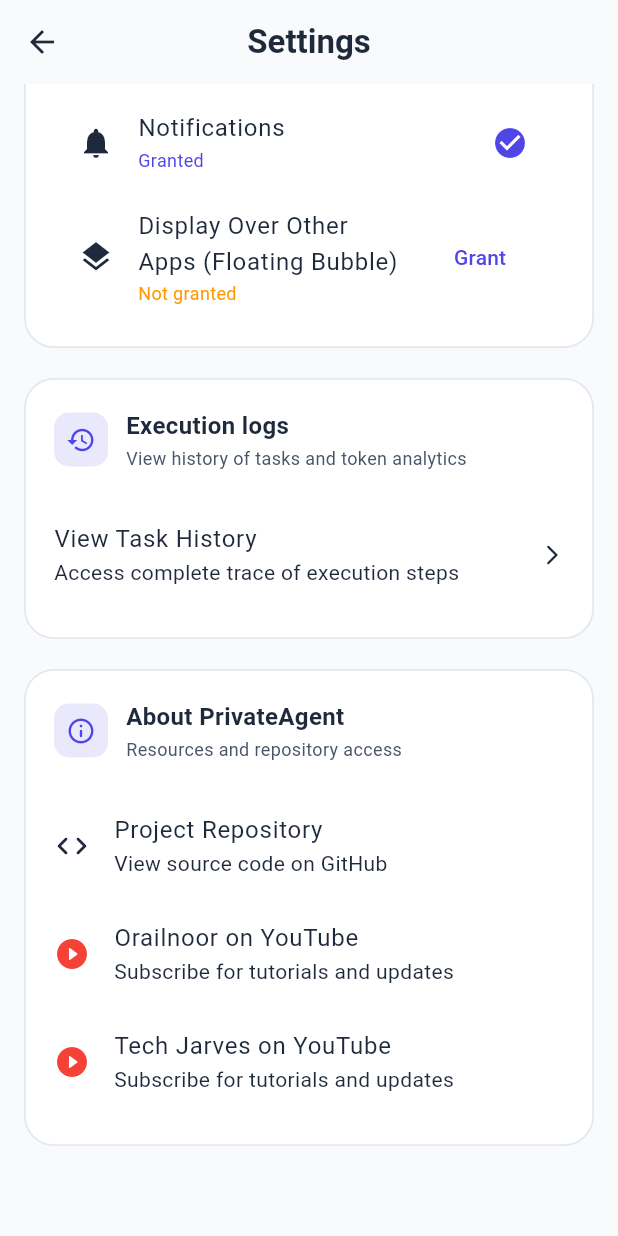
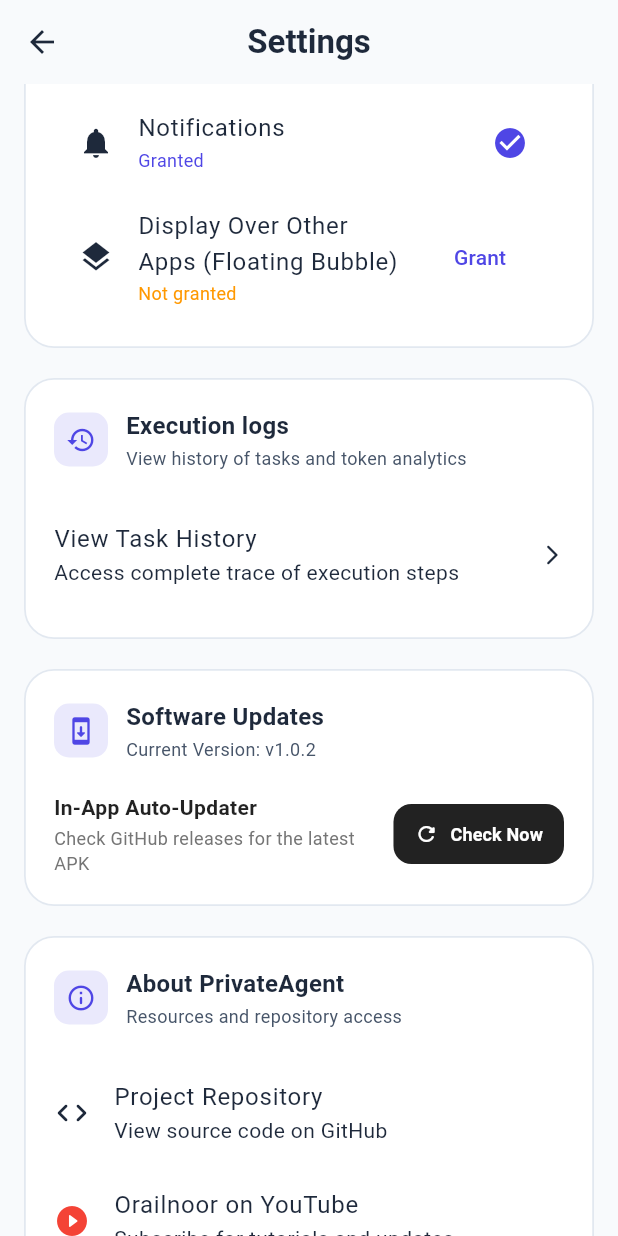
Before and after one commit to hebimind-boop/private-agent-pro, a Flutter app: the SettingsScreen screen opened directly with empty values, scrolled down 2286 dp, on a phone screen of 412 x 824 dp. Run offline on Flutter 3.47's test engine with Material 3 defaults, Android fonts, the phone set to English and light mode, and no system bars; our stand-ins replace file_picker, flutter_contacts, flutter_local_notifications, flutter_markdown, flutter_tts, image_picker and 6 more; missing offline and left inert: android_intent_plus, installed_apps, screen_brightness, shizuku_api, volume_controller; accounts and stored records are empty.

Commit message:
feat: add in-app auto updater and fix SYSTEM_ALERT_WINDOW overlay permissions

```diff
--- a/lib/screens/home_screen.dart
+++ b/lib/screens/home_screen.dart
@@ -17,6 +17,7 @@ import '../services/telegram_service.dart';
 import '../services/chat_history_service.dart';
 import '../services/notification_service.dart';
 import '../services/artifact_service.dart';
+import '../services/update_service.dart';
 import 'settings_screen.dart';
 import 'task_history_screen.dart';
 import 'artifacts_screen.dart';
@@ -83,6 +84,10 @@ class _HomeScreenState extends State<HomeScreen> with WidgetsBindingObserver {
 
     if (mounted) {
       setState(() {});
+      // Silently check for app updates in background
+      WidgetsBinding.instance.addPostFrameCallback((_) {
+        UpdateService.checkSilently(context);
+      });
     }
   }
 
--- a/lib/screens/settings_screen.dart
+++ b/lib/screens/settings_screen.dart
@@ -7,6 +7,7 @@ import '../services/shizuku_service.dart';
 import '../services/screen_automation_service.dart';
 import '../services/telegram_service.dart';
 import 'task_history_screen.dart';
+import '../services/update_service.dart';
 import 'package:url_launcher/url_launcher.dart';
 import 'package:flutter_overlay_window/flutter_overlay_window.dart';
 import '../config/feature_flags.dart';
@@ -833,7 +834,71 @@ class _SettingsScreenState extends State<SettingsScreen>
             ],
           ),
 
-          // 9. About / Links Card
+          // 9. Software Updates Card
+          _buildSettingsCard(
+            icon: Icons.system_update_rounded,
+            title: 'Software Updates',
+            subtitle: 'Current Version: v${UpdateService.currentVersion}',
+            isDark: isDark,
+            children: [
+              Row(
+                children: [
+                  Expanded(
+                    child: Column(
+                      crossAxisAlignment: CrossAxisAlignment.start,
+                      children: [
+                        Text(
+                          'In-App Auto-Updater',
+                          style: TextStyle(
+                            fontSize: 14,
+                            fontWeight: FontWeight.w600,
+                            color: isDark ? Colors.white : Colors.black87,
+                          ),
+                        ),
+                        const SizedBox(height: 2),
+                        Text(
+                          'Check GitHub releases for the latest APK',
+                          style: TextStyle(
+                            fontSize: 12,
+                            color: isDark ? Colors.grey[400] : Colors.grey[600],
+                          ),
+                        ),
+                      ],
+                    ),
+                  ),
+                  ElevatedButton.icon(
+                    onPressed: () => UpdateService.checkManually(context),
+                    icon: Icon(
+                      Icons.refresh_rounded,
+                      size: 16,
+                      color: isDark ? Colors.black : Colors.white,
+                    ),
+                    label: Text(
+                      'Check Now',
+                      style: TextStyle(
+                        fontSize: 12,
+                        fontWeight: FontWeight.bold,
+                        color: isDark ? Colors.black : Colors.white,
+                      ),
+                    ),
+                    style: ElevatedButton.styleFrom(
+                      backgroundColor: isDark ? Colors.white : Colors.black87,
+                      shape: RoundedRectangleBorder(
+                        borderRadius: BorderRadius.circular(12),
+                      ),
+                      padding: const EdgeInsets.symmetric(
+                        horizontal: 14,
+                        vertical: 10,
+                      ),
+                      elevation: 0,
+                    ),
+                  ),
+                ],
+              ),
+            ],
+          ),
+
+          // 10. About / Links Card
           _buildSettingsCard(
             icon: Icons.info_outline_rounded,
             title: 'About PrivateAgent',
--- a/pubspec.yaml
+++ b/pubspec.yaml
@@ -21,6 +21,7 @@ dependencies:
   installed_apps: ^1.5.0
   url_launcher: ^6.3.0
   android_intent_plus: ^5.1.0
+  open_filex: ^4.7.0
 
   # Contacts
   flutter_contacts: ^1.1.9+2
```
Also changed, not shown: lib/services/update_service.dart (added, +464 -0 lines), 2 other files.
